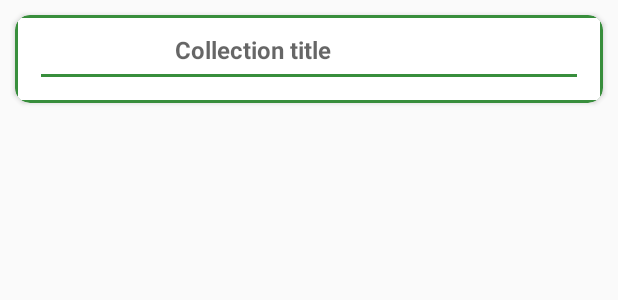
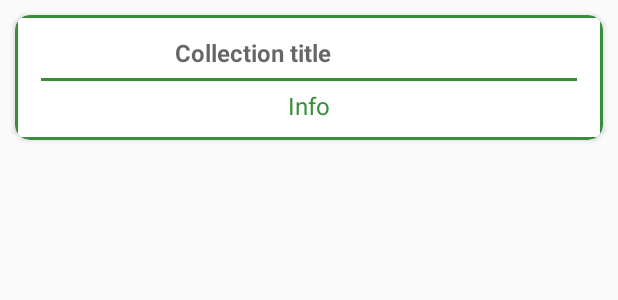
Before and after one commit to hamzaamrani/SciQ, an Android app: the layout collection_item.xml on its own in the app's theme, with its tools: preview values and no code run, on a phone screen of 412 x 824 dp. Shown: the top 300 px of the screen. Run offline under Robolectric (Android 15) with nearby library versions, the phone set to English and light mode, and no system bars; network calls fail.

Commit message:
HOTFIX - View info of collections

```diff
--- a/sciq-app/app/src/main/java/lab/progettazione/sciq/Utilities/Adapter/CollectionAdapter.java
+++ b/sciq-app/app/src/main/java/lab/progettazione/sciq/Utilities/Adapter/CollectionAdapter.java
@@ -58,6 +58,7 @@ public class CollectionAdapter extends RecyclerView.Adapter<CollectionAdapter.My
     public static class MyViewHolder extends RecyclerView.ViewHolder{
         private TextView title_collection;
         private TextView collection_count;
+        private TextView collection_info;
         private Boolean expanded;
         private LinearLayout if_expression;
         private RecyclerView expression_list;
@@ -69,6 +70,7 @@ public class CollectionAdapter extends RecyclerView.Adapter<CollectionAdapter.My
             expression_list = itemView.findViewById(R.id.lista_expression);
             collection_count = itemView.findViewById(R.id.expression_count);
             if_expression = itemView.findViewById(R.id.if_expression);
+            collection_info = itemView.findViewById(R.id.collection_info);
             expanded = false;
         }
 
@@ -94,6 +96,7 @@ public class CollectionAdapter extends RecyclerView.Adapter<CollectionAdapter.My
     public void onBindViewHolder(@NonNull MyViewHolder holder, int position) {
         String title = collectionList.get(position).getNome();
         holder.title_collection.setText(title.toUpperCase());
+        holder.collection_info.setText(collectionList.get(position).getInfo());
         if(collectionList.get(position).getLista_expression() != null){
             holder.collection_count.setText(valueOf(collectionList.get(position).getLista_expression().size()));
         }else{
--- a/sciq-app/app/src/main/res/layout/collection_item.xml
+++ b/sciq-app/app/src/main/res/layout/collection_item.xml
@@ -42,7 +42,7 @@
                 android:id="@+id/expression_count"
                 android:gravity="center"
                 android:textStyle="bold"
-                android:textSize="16sp"
+                android:textSize="18sp"
                 android:textColor="@android:color/black"
                 android:layout_weight="0.2"/>
 
@@ -55,6 +55,15 @@
             android:layout_height="2dp"
             android:background="@color/colorPrimaryDark"
             />
+
+        <TextView
+            android:layout_width="match_parent"
+            android:layout_height="wrap_content"
+            android:id="@+id/collection_info"
+            android:text="Info"
+            android:gravity="center"
+            android:textColor="@color/colorPrimaryDark"
+            android:textSize="16sp"/>
 
 
         <LinearLayout
```
